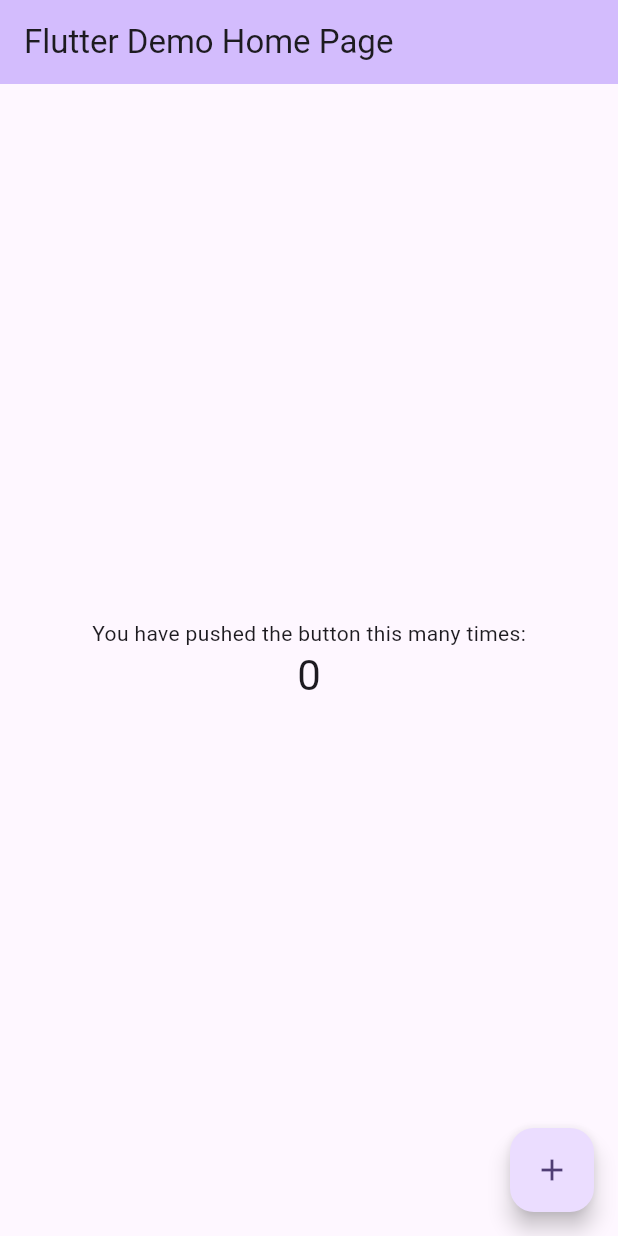
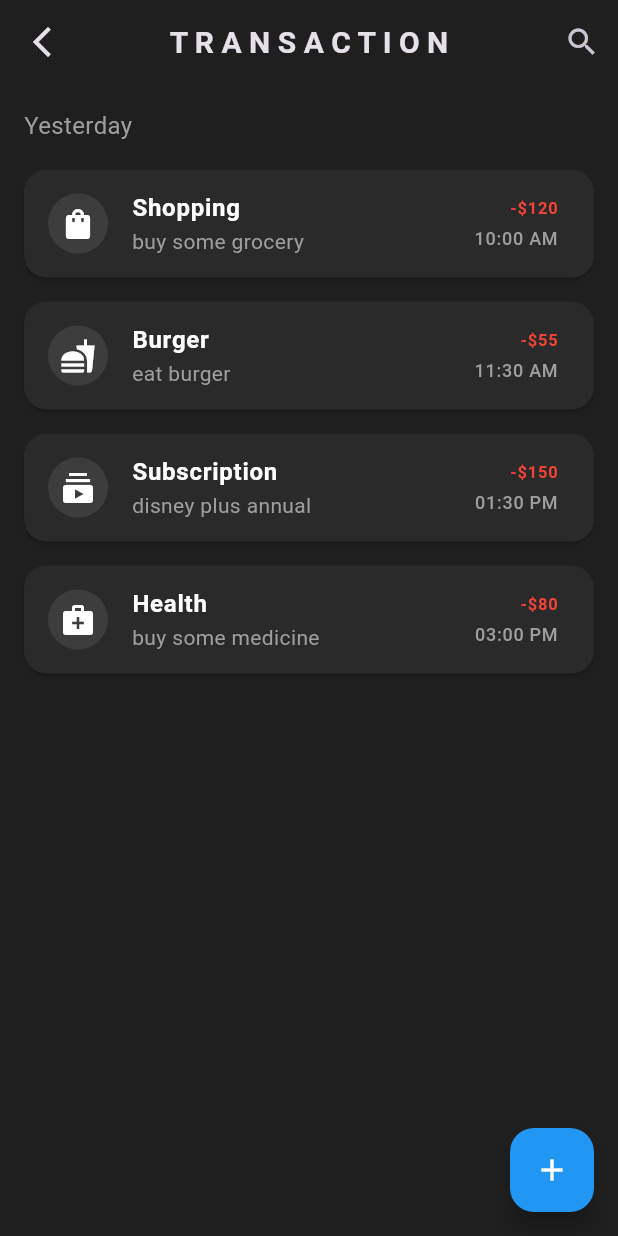
Before and after one commit to could-ai/019a1f67-2867-7ba9-b511-960d6a2c68b3, a Flutter app: the screen it shows after launch, on a phone screen of 412 x 824 dp. Run offline on Flutter 3.47's test engine with Material 3 defaults, Android fonts, the phone set to English and light mode, and no system bars.

Commit message:
The main.dart file has been updated to initialize the Transaction App. It now sets a dark theme to match the provided UI mockup and designates the TransactionScreen as the home screen, replacing the default counter application.; A new data model, Transaction, has been created to structure the transaction data. This model includes fields for an icon, title, subtitle, amount, and time, which will be used to populate the transaction list in the UI.; A new TransactionScreen has been created to display the list of transactions. This screen includes a custom app bar with title and action buttons, a list view to show transaction items, and a floating action button, closely matching the provided UI mockup. It uses dummy data to populate the transaction list.; A reusable TransactionListItem widget has been created to display individual transaction details in a styled card. This widget takes a Transaction object and arranges its data in a visually appealing format, consistent with the UI mockup, including an icon, title, subtitle, amount, and time.

```diff
--- a/usr/lib/main.dart
+++ b/usr/lib/main.dart
@@ -1,4 +1,5 @@
 import 'package:flutter/material.dart';
+import 'package:couldai_user_app/screens/transaction_screen.dart';
 
 void main() {
   runApp(const MyApp());
@@ -7,114 +8,15 @@ void main() {
 class MyApp extends StatelessWidget {
   const MyApp({super.key});
 
-  // This widget is the root of your application.
   @override
   Widget build(BuildContext context) {
     return MaterialApp(
-      title: 'Flutter Demo',
+      title: 'Transaction App',
       debugShowCheckedModeBanner: false,
-      theme: ThemeData(
-        // This is the theme of your application.
-        //
-        // TRY THIS: Try running your application with "flutter run". You'll see
-        // the application has a purple toolbar. Then, without quitting the app,
-        // try changing the seedColor in the colorScheme below to Colors.green
-        // and then invoke "hot reload" (save your changes or press the "hot
-        // reload" button in a Flutter-supported IDE, or press "r" if you used
-        // the command line to start the app).
-        //
-        // Notice that the counter didn't reset back to zero; the application
-        // state is not lost during the reload. To reset the state, use hot
-        // restart instead.
-        //
-        // This works for code too, not just values: Most code changes can be
-        // tested with just a hot reload.
-        colorScheme: ColorScheme.fromSeed(seedColor: Colors.deepPurple),
+      theme: ThemeData.dark().copyWith(
+        scaffoldBackgroundColor: const Color(0xFF1F1F1F),
       ),
-      home: const MyHomePage(title: 'Flutter Demo Home Page'),
+      home: const TransactionScreen(),
     );
   }
 }
-
-class MyHomePage extends StatefulWidget {
-  const MyHomePage({super.key, required this.title});
-
-  // This widget is the home page of your application. It is stateful, meaning
-  // that it has a State object (defined below) that contains fields that affect
-  // how it looks.
-
-  // This class is the configuration for the state. It holds the values (in this
-  // case the title) provided by the parent (in this case the App widget) and
-  // used by the build method of the State. Fields in a Widget subclass are
-  // always marked "final".
-
-  final String title;
-
-  @override
-  State<MyHomePage> createState() => _MyHomePageState();
-}
-
-class _MyHomePageState extends State<MyHomePage> {
-  int _counter = 0;
-
-  void _incrementCounter() {
-    setState(() {
-      // This call to setState tells the Flutter framework that something has
-      // changed in this State, which causes it to rerun the build method below
-      // so that the display can reflect the updated values. If we changed
-      // _counter without calling setState(), then the build method would not be
-      // called again, and so nothing would appear to happen.
-      _counter++;
-    });
-  }
-
-  @override
-  Widget build(BuildContext context) {
-    // This method is rerun every time setState is called, for instance as done
-    // by the _incrementCounter method above.
-    //
-    // The Flutter framework has been optimized to make rerunning build methods
-    // fast, so that you can just rebuild anything that needs updating rather
-    // than having to individually change instances of widgets.
-    return Scaffold(
-      appBar: AppBar(
-        // TRY THIS: Try changing the color here to a specific color (to
-        // Colors.amber, perhaps?) and trigger a hot reload to see the AppBar
-        // change color while the other colors stay the same.
-        backgroundColor: Theme.of(context).colorScheme.inversePrimary,
-        // Here we take the value from the MyHomePage object that was created by
-        // the App.build method, and use it to set our appbar title.
-        title: Text(widget.title),
-      ),
-      body: Center(
-        // Center is a layout widget. It takes a single child and positions it
-        // in the middle of the parent.
-        child: Column(
-          // Column is also a layout widget. It takes a list of children and
-          // arranges them vertically. By default, it sizes itself to fit its
-          // children horizontally, and tries to be as tall as its parent.
-          //
-          // Column has various properties to control how it sizes itself and
-          // how it positions its children. Here we use mainAxisAlignment to
-          // center the children vertically; the main axis here is the vertical
-          // axis because Columns are vertical (the cross axis would be
-          // horizontal).
-          //
-          // TRY THIS: Invoke "debug painting" (choose the "Toggle Debug Paint"
-          // action in the IDE, or press "p" in the console), to see the
-          // wireframe for each widget.
-          mainAxisAlignment: MainAxisAlignment.center,
-          children: <Widget>[
-            const Text('You have pushed the button this many times:'),
-            Text('$_counter', style: Theme.of(context).textTheme.headlineMedium),
-          ],
-        ),
-      ),
-      floatingActionButton: FloatingActionButton(
-        onPressed: _incrementCounter,
-        tooltip: 'Increment',
-        child: const Icon(Icons.add),
-      ), // This trailing comma makes auto-formatting nicer for build methods.
-    );
-  }
-}
--- /dev/null
+++ b/usr/lib/models/transaction.dart
@@ -0,0 +1,17 @@
+import 'package:flutter/material.dart';
+
+class Transaction {
+  final IconData icon;
+  final String title;
+  final String subtitle;
+  final String amount;
+  final String time;
+
+  Transaction({
+    required this.icon,
+    required this.title,
+    required this.subtitle,
+    required this.amount,
+    required this.time,
+  });
+}
--- /dev/null
+++ b/usr/lib/screens/transaction_screen.dart
@@ -0,0 +1,97 @@
+import 'package:flutter/material.dart';
+import 'package:couldai_user_app/models/transaction.dart';
+import 'package:couldai_user_app/widgets/transaction_list_item.dart';
+
+class TransactionScreen extends StatefulWidget {
+  const TransactionScreen({super.key});
+
+  @override
+  State<TransactionScreen> createState() => _TransactionScreenState();
+}
+
+class _TransactionScreenState extends State<TransactionScreen> {
+  final List<Transaction> transactions = [
+    Transaction(
+      icon: Icons.shopping_bag,
+      title: 'Shopping',
+      subtitle: 'buy some grocery',
+      amount: '-\$120',
+      time: '10:00 AM',
+    ),
+    Transaction(
+      icon: Icons.fastfood,
+      title: 'Burger',
+      subtitle: 'eat burger',
+      amount: '-\$55',
+      time: '11:30 AM',
+    ),
+    Transaction(
+      icon: Icons.subscriptions,
+      title: 'Subscription',
+      subtitle: 'disney plus annual',
+      amount: '-\$150',
+      time: '01:30 PM',
+    ),
+     Transaction(
+      icon: Icons.medical_services,
+      title: 'Health',
+      subtitle: 'buy some medicine',
+      amount: '-\$80',
+      time: '03:00 PM',
+    ),
+  ];
+
+  @override
+  Widget build(BuildContext context) {
+    return Scaffold(
+      appBar: AppBar(
+        backgroundColor: Colors.transparent,
+        elevation: 0,
+        title: const Text(
+          'T R A N S A C T I O N',
+          style: TextStyle(fontWeight: FontWeight.bold, fontSize: 20),
+        ),
+        centerTitle: true,
+        leading: IconButton(
+          icon: const Icon(Icons.arrow_back_ios_new),
+          onPressed: () {},
+        ),
+        actions: [
+          IconButton(
+            icon: const Icon(Icons.search),
+            onPressed: () {},
+          ),
+        ],
+      ),
+      body: Padding(
+        padding: const EdgeInsets.all(16.0),
+        child: Column(
+          crossAxisAlignment: CrossAxisAlignment.start,
+          children: [
+            const Text(
+              'Yesterday',
+              style: TextStyle(
+                color: Colors.grey,
+                fontSize: 16,
+              ),
+            ),
+            const SizedBox(height: 10),
+            Expanded(
+              child: ListView.builder(
+                itemCount: transactions.length,
+                itemBuilder: (context, index) {
+                  return TransactionListItem(transaction: transactions[index]);
+                },
+              ),
+            ),
+          ],
+        ),
+      ),
+      floatingActionButton: FloatingActionButton(
+        onPressed: () {},
+        backgroundColor: Colors.blue,
+        child: const Icon(Icons.add, color: Colors.white,),
+      ),
+    );
+  }
+}
--- /dev/null
+++ b/usr/lib/widgets/transaction_list_item.dart
@@ -0,0 +1,54 @@
+import 'package:flutter/material.dart';
+import 'package:couldai_user_app/models/transaction.dart';
+
+class TransactionListItem extends StatelessWidget {
+  final Transaction transaction;
+
+  const TransactionListItem({super.key, required this.transaction});
+
+  @override
+  Widget build(BuildContext context) {
+    return Card(
+      color: const Color(0xFF2A2A2A),
+      margin: const EdgeInsets.symmetric(vertical: 8.0),
+      shape: RoundedRectangleBorder(
+        borderRadius: BorderRadius.circular(15.0),
+      ),
+      child: ListTile(
+        leading: CircleAvatar(
+          backgroundColor: const Color(0xFF3D3D3D),
+          child: Icon(transaction.icon, color: Colors.white),
+        ),
+        title: Text(
+          transaction.title,
+          style: const TextStyle(
+            color: Colors.white,
+            fontWeight: FontWeight.bold,
+          ),
+        ),
+        subtitle: Text(
+          transaction.subtitle,
+          style: const TextStyle(color: Colors.grey),
+        ),
+        trailing: Column(
+          mainAxisAlignment: MainAxisAlignment.center,
+          crossAxisAlignment: CrossAxisAlignment.end,
+          children: [
+            Text(
+              transaction.amount,
+              style: TextStyle(
+                color: transaction.amount.startsWith('-') ? Colors.red : Colors.green,
+                fontWeight: FontWeight.bold,
+              ),
+            ),
+            const SizedBox(height: 4),
+            Text(
+              transaction.time,
+              style: const TextStyle(color: Colors.grey, fontSize: 12),
+            ),
+          ],
+        ),
+      ),
+    );
+  }
+}
```
